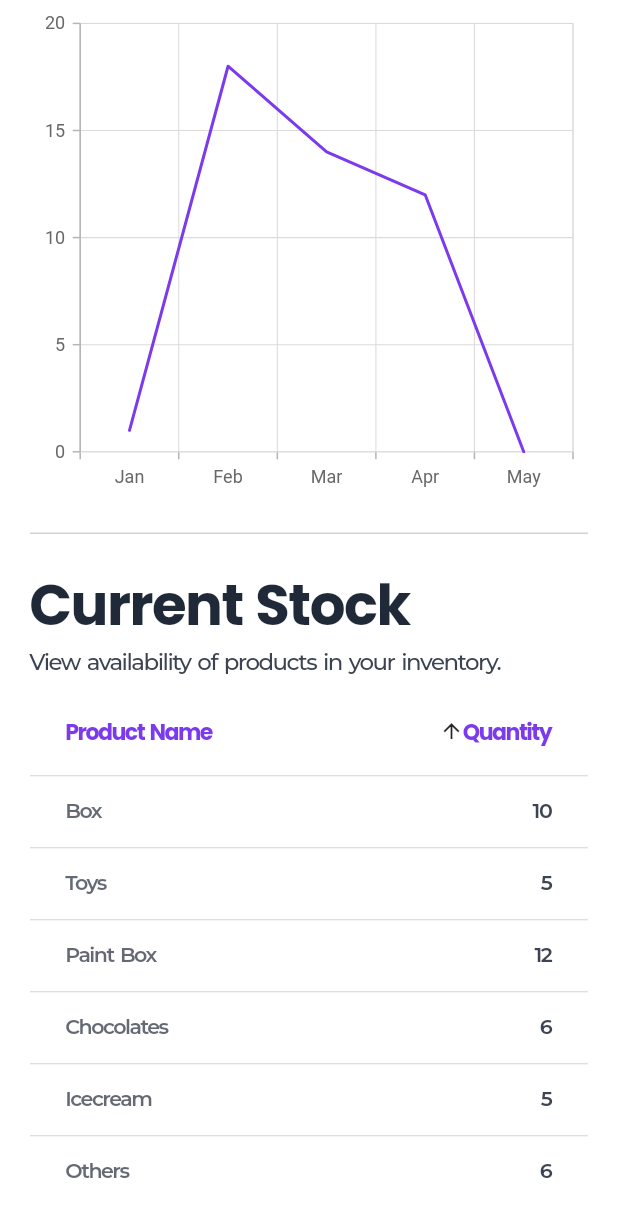
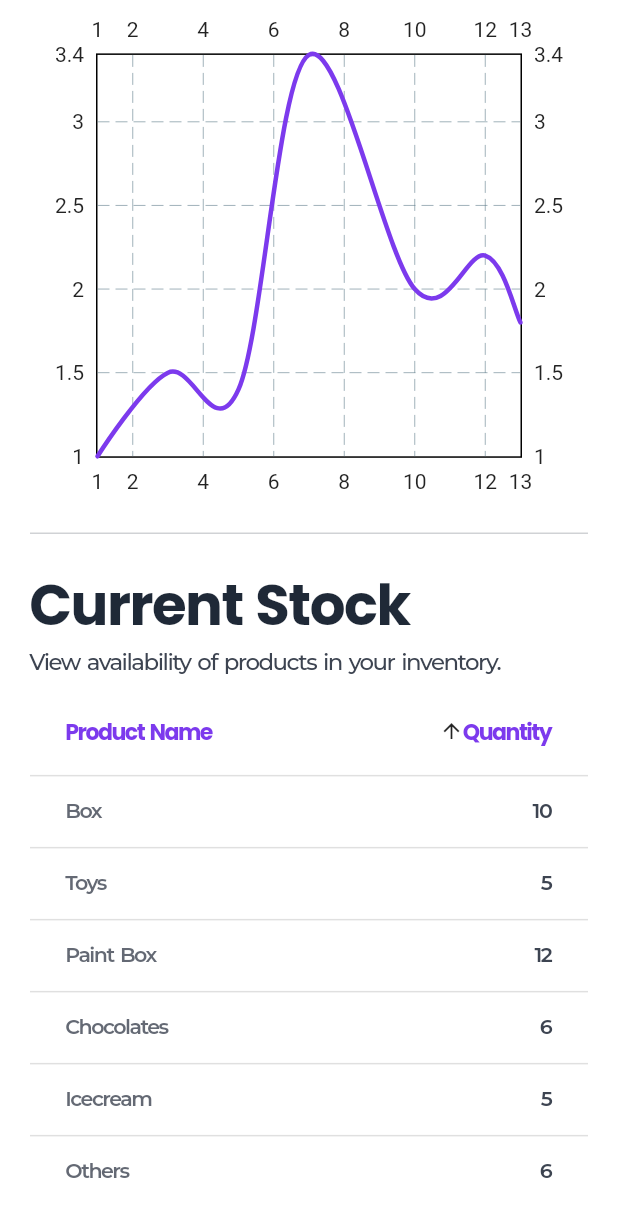
Before and after one commit to vorachaitya/BillEase, a Flutter app: the Home screen opened directly with empty values, scrolled down 769 dp, on a phone screen of 412 x 824 dp. Shown: the top 1217 px of the screen. Run offline on Flutter 3.47's test engine with Material 2 defaults, Android fonts, the phone set to English and light mode, and no system bars; drawn by our look-alikes of fl_chart; our stand-ins replace cloud_firestore, file_picker, firebase_auth, firebase_core, flutter_staggered_animations, flutter_svg and 8 more; missing offline and left inert: excel, flutter_barcode_scanner, flutter_ipfs, flutter_pdfview; accounts and stored records are empty.

Commit message:
updation of retailer services

```diff
--- /dev/null
+++ b/app/bill_ease/lib/analysis/retailer_line_chart_page.dart
@@ -0,0 +1,49 @@
+// import 'package:fl_chart_app/presentation/resources/app_resources.dart';
+import 'package:bill_ease/utils/kj_theme.dart';
+import 'package:fl_chart/fl_chart.dart';
+import 'package:flutter/material.dart';
+
+class LineChartRetailer extends StatefulWidget {
+  const LineChartRetailer({Key? key}) : super(key: key);
+
+  @override
+  State<LineChartRetailer> createState() => _LineChartRetailerState();
+}
+
+class _LineChartRetailerState extends State<LineChartRetailer> {
+  @override
+  void initState() {
+    loadNetwork();
+
+    super.initState();
+  }
+
+  @override
+  Widget build(BuildContext context) {
+    return Container(
+      child: LineChart(
+        LineChartData(lineBarsData: [
+          LineChartBarData(
+            isCurved: true,
+            color: KJTheme.nearlyBlue,
+            barWidth: 3,
+            isStrokeCapRound: true,
+            dotData: FlDotData(show: false),
+            belowBarData: BarAreaData(show: false),
+            spots: const [
+              FlSpot(1, 1),
+              FlSpot(3, 1.5),
+              FlSpot(5, 1.4),
+              FlSpot(7, 3.4),
+              FlSpot(10, 2),
+              FlSpot(12, 2.2),
+              FlSpot(13, 1.8),
+            ],
+          )
+        ]),
+        swapAnimationDuration: Duration(milliseconds: 150), // Optional
+        swapAnimationCurve: Curves.linear, // Optional
+      ),
+    );
+  }
+}
--- a/app/bill_ease/lib/home/home.dart
+++ b/app/bill_ease/lib/home/home.dart
@@ -11,6 +11,7 @@ import 'package:persistent_bottom_nav_bar/persistent_tab_view.dart';
 import 'package:syncfusion_flutter_charts/charts.dart';
 
 import 'models/table_product_model.dart';
+import 'package:bill_ease/analysis/retailer_line_chart_page.dart';
 
 class Home extends StatefulWidget {
   Home({super.key, required this.user});
@@ -345,22 +346,23 @@ class _HomeState extends State<Home> {
                 SizedBox(
                   height: KJTheme.getMobileHeight(context) * 0.4,
                   width: KJTheme.getMobileWidth(context),
-                  child: SfCartesianChart(
-                      primaryXAxis: CategoryAxis(
-                          axisLine: AxisLine(color: Colors.transparent)),
-                      series: <LineSeries<SalesData, String>>[
-                        LineSeries<SalesData, String>(
-                            color: KJTheme.nearlyBlue,
-                            dataSource: <SalesData>[
-                              SalesData('Jan', 1),
-                              SalesData('Feb', 18),
-                              SalesData('Mar', 14),
-                              SalesData('Apr', 12),
-                              SalesData('May', 0)
-                            ],
-                            xValueMapper: (SalesData sales, _) => sales.month,
-                            yValueMapper: (SalesData sales, _) => sales.sales)
-                      ]),
+                  // child: SfCartesianChart(
+                  //     primaryXAxis: CategoryAxis(
+                  //         axisLine: AxisLine(color: Colors.transparent)),
+                  //     series: <LineSeries<SalesData, String>>[
+                  //       LineSeries<SalesData, String>(
+                  //           color: KJTheme.nearlyBlue,
+                  //           dataSource: <SalesData>[
+                  //             SalesData('Jan', 1),
+                  //             SalesData('Feb', 18),
+                  //             SalesData('Mar', 14),
+                  //             SalesData('Apr', 12),
+                  //             SalesData('May', 0)
+                  //           ],
+                  //           xValueMapper: (SalesData sales, _) => sales.month,
+                  //           yValueMapper: (SalesData sales, _) => sales.sales)
+                  //     ]),
+                  child: LineChartRetailer(),
                 )
               ],
             ),
--- a/app/bill_ease/lib/utils/kj_theme.dart
+++ b/app/bill_ease/lib/utils/kj_theme.dart
@@ -6,6 +6,8 @@ class KJTheme {
   static const Color nearlyBlue = Color(0xff7C3AED);
   static const Color nearlyGrey = Color(0xff3D4451);
   static const Color darkishGrey = Color(0xff1F2937);
+  static const Color contentColorPink = Color(0xfff106b6);
+  static const Color contentColorGreen = Color(0xff1e4603);
 
   static double getMobileWidth(BuildContext context) =>
       MediaQuery.of(context).size.width;
--- a/app/bill_ease/pubspec.yaml
+++ b/app/bill_ease/pubspec.yaml
@@ -57,6 +57,7 @@ dependencies:
   pdf:
   http: ^0.13.5
   fluttertoast:
+  fl_chart:
   url_launcher:
 
 dev_dependencies:
```
Also changed, not shown: app/bill_ease/lib/common/kj_store.dart (+31 -0 lines), app/bill_ease/pubspec.lock.
